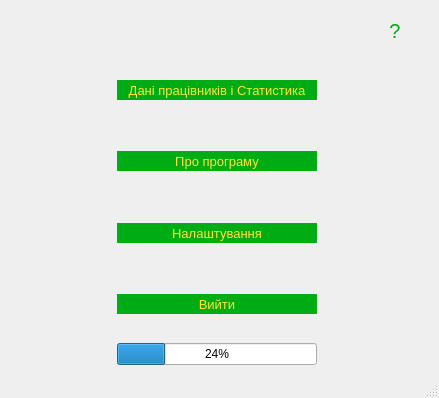
The window that Automated_accounting_system_for_livestock_farms/mainwindow.ui (Odavinh/star-qt) describes before a commit, drawn with Qt 5.
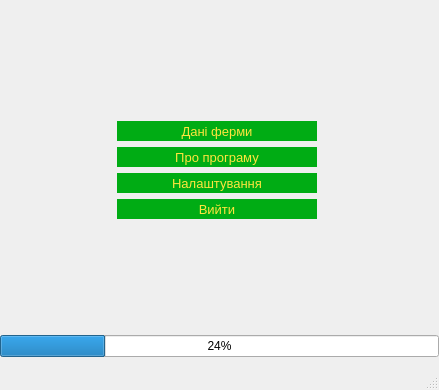
The same window after the commit.

Patch:
```diff
--- a/Automated_accounting_system_for_livestock_farms/mainwindow.ui
+++ b/Automated_accounting_system_for_livestock_farms/mainwindow.ui
@@ -10,9 +10,20 @@
     <x>0</x>
     <y>0</y>
     <width>439</width>
-    <height>398</height>
+    <height>390</height>
    </rect>
   </property>
+  <property name="maximumSize">
+   <size>
+    <width>440</width>
+    <height>390</height>
+   </size>
+  </property>
+  <property name="font">
+   <font>
+    <kerning>true</kerning>
+   </font>
+  </property>
   <property name="mouseTracking">
    <bool>false</bool>
   </property>
@@ -21,56 +32,26 @@
   </property>
   <widget class="QWidget" name="centralWidget">
    <layout class="QGridLayout" name="gridLayout">
-    <property name="spacing">
-     <number>6</number>
+    <property name="leftMargin">
+     <number>0</number>
     </property>
-    <item row="0" column="5">
-     <widget class="QPushButton" name="infoButton">
-      <property name="minimumSize">
-       <size>
-        <width>20</width>
-        <height>40</height>
-       </size>
-      </property>
-      <property name="maximumSize">
-       <size>
-        <width>40</width>
-        <height>40</height>
-       </size>
-      </property>
-      <property name="font">
-       <font>
-        <pointsize>15</pointsize>
-       </font>
-      </property>
-      <property name="styleSheet">
-       <string notr="true">QPushButton{
-color:#00AC14;
-border:0px solid #FFFFFF;
-
-}
-QPushButton:hover{
-color:#FFE53E;
-border:0px solid #FFFFFF;
-}
-QPushButton:pressed{
-color::#00AC14;
-border:0px solid #FFFFFF;
-}</string>
-      </property>
-      <property name="text">
-       <string>?</string>
-      </property>
-     </widget>
-    </item>
-    <item row="4" column="2">
-     <widget class="QPushButton" name="ButtonWindowSetings">
+    <property name="rightMargin">
+     <number>0</number>
+    </property>
+    <item row="4" column="1" colspan="2">
+     <widget class="QPushButton" name="ButtonExit">
       <property name="minimumSize">
        <size>
         <width>200</width>
         <height>20</height>
        </size>
       </property>
+      <property name="maximumSize">
+       <size>
+        <width>250</width>
+        <height>16777215</height>
+       </size>
+      </property>
       <property name="font">
        <font>
         <pointsize>10</pointsize>
@@ -95,11 +76,37 @@
 }</string>
       </property>
       <property name="text">
-       <string>Налаштування</string>
+       <string>Вийти</string>
       </property>
      </widget>
     </item>
-    <item row="2" column="2">
+    <item row="5" column="1">
+     <spacer name="verticalSpacer">
+      <property name="orientation">
+       <enum>Qt::Vertical</enum>
+      </property>
+      <property name="sizeHint" stdset="0">
+       <size>
+        <width>20</width>
+        <height>40</height>
+       </size>
+      </property>
+     </spacer>
+    </item>
+    <item row="2" column="0">
+     <spacer name="horizontalSpacer">
+      <property name="orientation">
+       <enum>Qt::Horizontal</enum>
+      </property>
+      <property name="sizeHint" stdset="0">
+       <size>
+        <width>40</width>
+        <height>20</height>
+       </size>
+      </property>
+     </spacer>
+    </item>
+    <item row="1" column="1" colspan="2">
      <widget class="QPushButton" name="Button_db">
       <property name="minimumSize">
        <size>
@@ -107,6 +114,12 @@
         <height>20</height>
        </size>
       </property>
+      <property name="maximumSize">
+       <size>
+        <width>250</width>
+        <height>16777215</height>
+       </size>
+      </property>
       <property name="font">
        <font>
         <pointsize>10</pointsize>
@@ -131,44 +144,11 @@
 }</string>
       </property>
       <property name="text">
-       <string>Дaні працівників і Статистика</string>
+       <string>Дaні ферми</string>
       </property>
      </widget>
     </item>
-    <item row="6" column="2">
-     <widget class="QProgressBar" name="progressBar">
-      <property name="value">
-       <number>24</number>
-      </property>
-     </widget>
-    </item>
-    <item row="0" column="3">
-     <spacer name="horizontalSpacer_3">
-      <property name="orientation">
-       <enum>Qt::Horizontal</enum>
-      </property>
-      <property name="sizeHint" stdset="0">
-       <size>
-        <width>40</width>
-        <height>20</height>
-       </size>
-      </property>
-     </spacer>
-    </item>
-    <item row="3" column="3">
-     <spacer name="verticalSpacer_3">
-      <property name="orientation">
-       <enum>Qt::Vertical</enum>
-      </property>
-      <property name="sizeHint" stdset="0">
-       <size>
-        <width>20</width>
-        <height>40</height>
-       </size>
-      </property>
-     </spacer>
-    </item>
-    <item row="3" column="2">
+    <item row="2" column="1" colspan="2">
      <widget class="QPushButton" name="pushButton">
       <property name="minimumSize">
        <size>
@@ -176,6 +156,12 @@
         <height>20</height>
        </size>
       </property>
+      <property name="maximumSize">
+       <size>
+        <width>250</width>
+        <height>16777215</height>
+       </size>
+      </property>
       <property name="font">
        <font>
         <pointsize>10</pointsize>
@@ -204,7 +190,49 @@
       </property>
      </widget>
     </item>
-    <item row="2" column="5">
+    <item row="3" column="1" colspan="2">
+     <widget class="QPushButton" name="ButtonWindowSetings">
+      <property name="minimumSize">
+       <size>
+        <width>200</width>
+        <height>20</height>
+       </size>
+      </property>
+      <property name="maximumSize">
+       <size>
+        <width>250</width>
+        <height>16777215</height>
+       </size>
+      </property>
+      <property name="font">
+       <font>
+        <pointsize>10</pointsize>
+       </font>
+      </property>
+      <property name="styleSheet">
+       <string notr="true">QPushButton{
+background:#00AC14;
+color:#FFE53E;
+border:0px solid #FFFFFF;
+
+}
+QPushButton:hover{
+background:#2DBE3B;
+color:#FFE53E;
+border:0px solid #FFFFFF;
+}
+QPushButton:pressed{
+background:qlineargradient(spread:reflect, x1:0.433, y1:0, x2:0.438494, y2:0.500227, stop:0 rgba(255, 255, 255, 255), stop:0.365169 rgba(49, 196, 64, 255));
+color:#FFE53E;
+border:0px solid #FFFFFF;
+}</string>
+      </property>
+      <property name="text">
+       <string>Налаштування</string>
+      </property>
+     </widget>
+    </item>
+    <item row="0" column="3">
      <spacer name="horizontalSpacer_2">
       <property name="orientation">
        <enum>Qt::Horizontal</enum>
@@ -217,56 +245,7 @@
       </property>
      </spacer>
     </item>
-    <item row="5" column="2">
-     <widget class="QPushButton" name="ButtonExit">
-      <property name="minimumSize">
-       <size>
-        <width>200</width>
-        <height>20</height>
-       </size>
-      </property>
-      <property name="font">
-       <font>
-        <pointsize>10</pointsize>
-       </font>
-      </property>
-      <property name="styleSheet">
-       <string notr="true">QPushButton{
-background:#00AC14;
-color:#FFE53E;
-border:0px solid #FFFFFF;
-
-}
-QPushButton:hover{
-background:#2DBE3B;
-color:#FFE53E;
-border:0px solid #FFFFFF;
-}
-QPushButton:pressed{
-background:qlineargradient(spread:reflect, x1:0.433, y1:0, x2:0.438494, y2:0.500227, stop:0 rgba(255, 255, 255, 255), stop:0.365169 rgba(49, 196, 64, 255));
-color:#FFE53E;
-border:0px solid #FFFFFF;
-}</string>
-      </property>
-      <property name="text">
-       <string>Вийти</string>
-      </property>
-     </widget>
-    </item>
-    <item row="4" column="3">
-     <spacer name="verticalSpacer_4">
-      <property name="orientation">
-       <enum>Qt::Vertical</enum>
-      </property>
-      <property name="sizeHint" stdset="0">
-       <size>
-        <width>20</width>
-        <height>40</height>
-       </size>
-      </property>
-     </spacer>
-    </item>
-    <item row="2" column="3">
+    <item row="0" column="1">
      <spacer name="verticalSpacer_2">
       <property name="orientation">
        <enum>Qt::Vertical</enum>
@@ -279,44 +258,12 @@
       </property>
      </spacer>
     </item>
-    <item row="5" column="3">
-     <spacer name="verticalSpacer_5">
-      <property name="orientation">
-       <enum>Qt::Vertical</enum>
+    <item row="6" column="0" colspan="5">
+     <widget class="QProgressBar" name="progressBar">
+      <property name="value">
+       <number>24</number>
       </property>
-      <property name="sizeHint" stdset="0">
-       <size>
-        <width>20</width>
-        <height>40</height>
-       </size>
-      </property>
-     </spacer>
-    </item>
-    <item row="2" column="1">
-     <spacer name="horizontalSpacer_4">
-      <property name="orientation">
-       <enum>Qt::Horizontal</enum>
-      </property>
-      <property name="sizeHint" stdset="0">
-       <size>
-        <width>40</width>
-        <height>20</height>
-       </size>
-      </property>
-     </spacer>
-    </item>
-    <item row="2" column="0">
-     <spacer name="horizontalSpacer">
-      <property name="orientation">
-       <enum>Qt::Horizontal</enum>
-      </property>
-      <property name="sizeHint" stdset="0">
-       <size>
-        <width>40</width>
-        <height>20</height>
-       </size>
-      </property>
-     </spacer>
+     </widget>
     </item>
    </layout>
   </widget>
```
